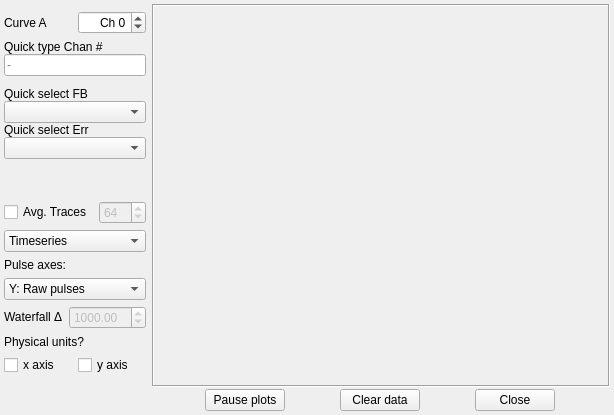
First picture: the form in microscope/ui/plotwindow.ui, repository usnistgov/microscope, before the edit.
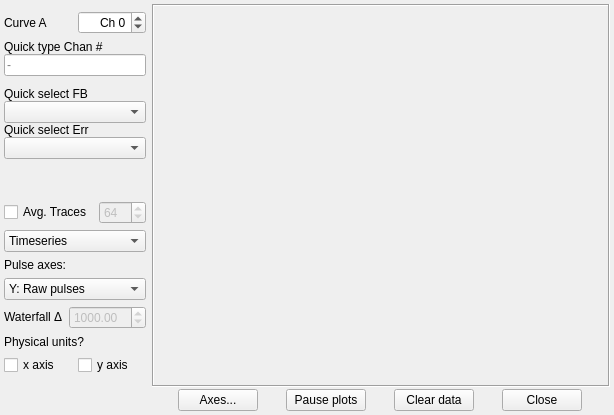
Second picture: the form after the edit.

Commit message:
Add dialog to set x/y min/max ranges
Does not change ranges, yet...

What changed in the file:
```diff
--- a/microscope/ui/plotwindow.ui
+++ b/microscope/ui/plotwindow.ui
@@ -337,6 +337,22 @@
      </item>
      <item>
       <layout class="QHBoxLayout" name="belowPlotHLayout">
+       <item>
+        <widget class="QPushButton" name="axesButton">
+         <property name="sizePolicy">
+          <sizepolicy hsizetype="Fixed" vsizetype="Fixed">
+           <horstretch>0</horstretch>
+           <verstretch>0</verstretch>
+          </sizepolicy>
+         </property>
+         <property name="toolTip">
+          <string>Open dialog to fix axis ranges</string>
+         </property>
+         <property name="text">
+          <string>Axes...</string>
+         </property>
+        </widget>
+       </item>
        <item>
         <widget class="QPushButton" name="pauseButton">
          <property name="sizePolicy">
```
Left out of the diff: 17 changed lines with no effect on the pictures. The commit also changes 3 other files.
